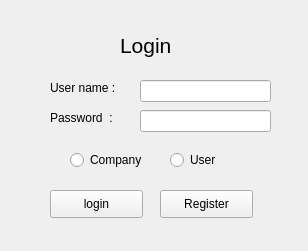
The window that Login_UI.ui (Sirawap/PathFinder-Project) describes before a commit, drawn with Qt 5.
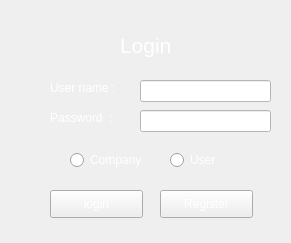
The same window after the commit. Icons and pictures are not drawn.

```diff
--- a/Login_UI.ui
+++ b/Login_UI.ui
@@ -6,13 +6,42 @@
    <rect>
     <x>0</x>
     <y>0</y>
-    <width>308</width>
-    <height>251</height>
+    <width>291</width>
+    <height>243</height>
    </rect>
   </property>
   <property name="windowTitle">
    <string>Form</string>
   </property>
+  <property name="styleSheet">
+   <string notr="true">QWidget{
+	
+	background-image: url(:/bg/grey.png);
+	font: url(:/bg/grey.png)&quot;Arial&quot;;
+}
+
+QLineEdit{
+	color: rgb(255, 255, 255);
+	background-color: white;
+	border-color: transparent;
+}
+
+QLabel{
+	color: rgb(255, 255, 255);
+}
+QLabel#label_3{
+	font: 16pt;
+}
+
+QRadioButton{
+	color: rgb(255, 255, 255);
+}
+
+QPushButton{
+	color:white;
+}
+</string>
+  </property>
   <widget class="QRadioButton" name="radioButton">
    <property name="geometry">
     <rect>
@@ -22,6 +51,9 @@
      <height>20</height>
     </rect>
    </property>
+   <property name="styleSheet">
+    <string notr="true"/>
+   </property>
    <property name="text">
     <string>Company</string>
    </property>
@@ -35,6 +67,9 @@
      <height>20</height>
     </rect>
    </property>
+   <property name="styleSheet">
+    <string notr="true"/>
+   </property>
    <property name="text">
     <string>User</string>
    </property>
@@ -48,6 +83,9 @@
      <height>16</height>
     </rect>
    </property>
+   <property name="styleSheet">
+    <string notr="true"/>
+   </property>
    <property name="text">
     <string>User name :</string>
    </property>
@@ -61,6 +99,9 @@
      <height>16</height>
     </rect>
    </property>
+   <property name="styleSheet">
+    <string notr="true"/>
+   </property>
    <property name="text">
     <string>Password  :</string>
    </property>
@@ -109,6 +150,9 @@
      <height>28</height>
     </rect>
    </property>
+   <property name="styleSheet">
+    <string notr="true"/>
+   </property>
    <property name="text">
     <string>login</string>
    </property>
@@ -137,9 +181,16 @@
    </property>
    <property name="font">
     <font>
+     <family>Arial</family>
      <pointsize>16</pointsize>
+     <weight>50</weight>
+     <italic>false</italic>
+     <bold>false</bold>
     </font>
    </property>
+   <property name="styleSheet">
+    <string notr="true"/>
+   </property>
    <property name="text">
     <string>Login</string>
    </property>
```
Left out of the diff: 24 changed lines with no effect on the pictures.
